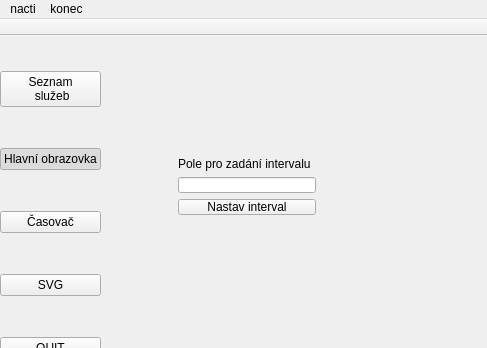
First picture: the form in mainwindow.ui, repository frutabruta/VDV301display, before the edit; both pictures show x 0 to 487 and y 0 to 348 of the 834 by 484 pixel window.
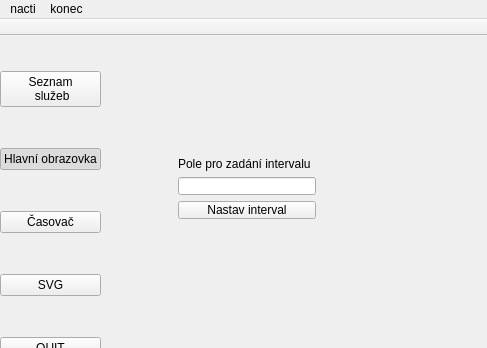
Second picture: the form after the edit. The open tabs and pages were chosen to show the change.

```diff
--- a/mainwindow.ui
+++ b/mainwindow.ui
@@ -406,7 +406,7 @@
               <x>60</x>
               <y>110</y>
               <width>160</width>
-              <height>80</height>
+              <height>84</height>
              </rect>
             </property>
             <layout class="QVBoxLayout" name="verticalLayout_5">
```
Left out of the diff: 4 changed lines with no effect on the pictures.
